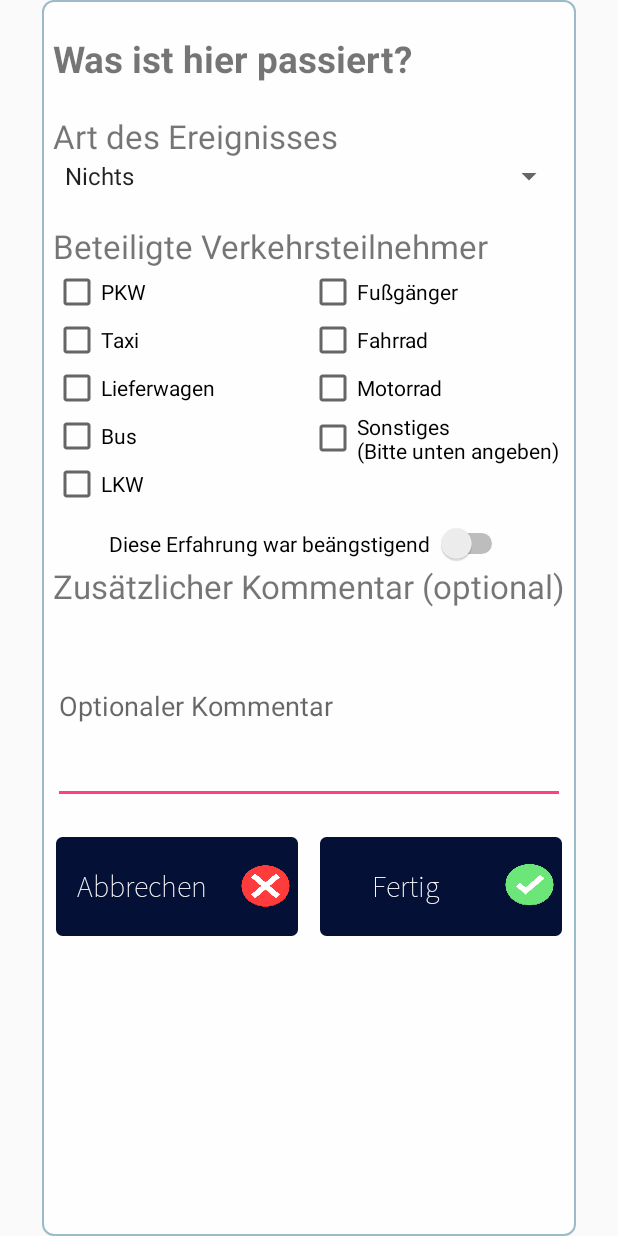
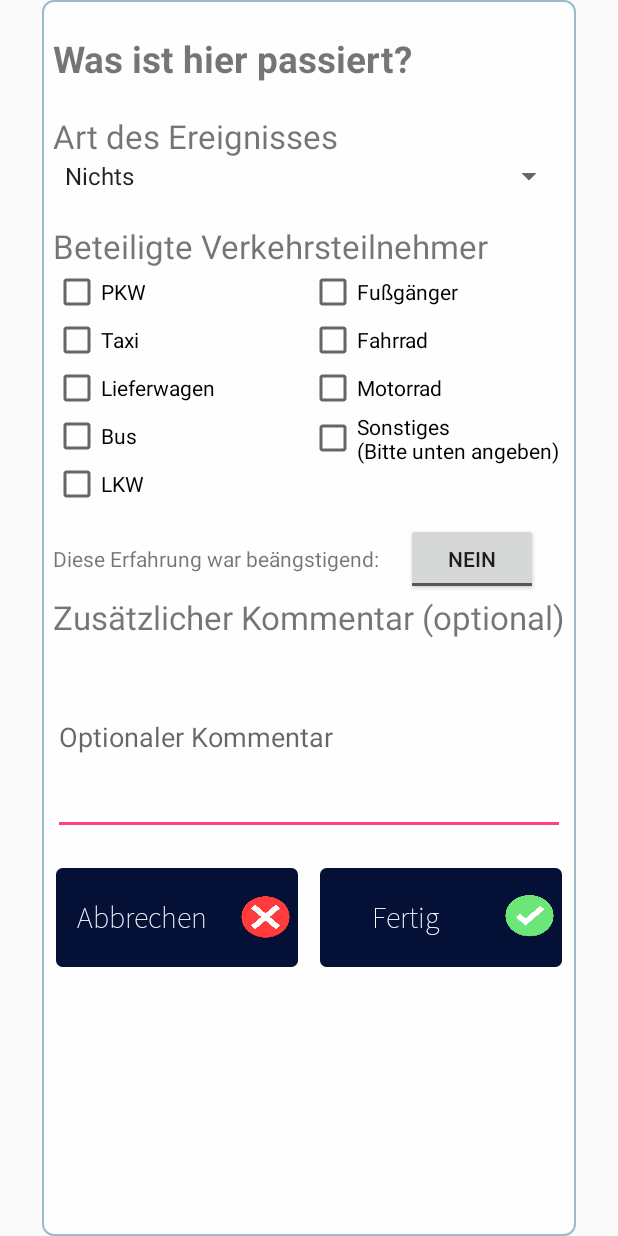
Before and after one commit to simra-project/simra-android, an Android app: the layout incident_popup_layout.xml on its own in the app's theme, with its tools: preview values and no code run, on a phone screen of 412 x 824 dp. Run offline under Robolectric (Android 15) with nearby library versions, the phone set to English and light mode, and no system bars; Roboto replaces fonts that are not available here.

Commit message:
checkBoxes and toggleButton working

```diff
--- a/app/src/main/res/layout/incident_popup_layout.xml
+++ b/app/src/main/res/layout/incident_popup_layout.xml
@@ -122,14 +122,27 @@
             android:layout_height="10dp" />
         <RelativeLayout
             android:layout_width="match_parent"
-            android:layout_height="wrap_content"
-            android:gravity="center"
-            >
-            <Switch
-            android:id="@+id/scarinessSwitch"
-            android:layout_width="wrap_content"
-            android:layout_height="wrap_content"
-            android:text="@string/scarinessString"/>
+            android:layout_height="wrap_content">
+            <TextView
+                android:id="@+id/scarinessString"
+                android:layout_width="wrap_content"
+                android:layout_height="match_parent"
+                android:gravity="center"
+                android:text="@string/scarinessString"/>
+            <RelativeLayout
+                android:layout_width="wrap_content"
+                android:layout_height="match_parent"
+                android:layout_alignParentEnd="true"
+                android:layout_toEndOf="@+id/scarinessString"
+                android:gravity="center">
+                <ToggleButton
+                android:id="@+id/scarinessToggle"
+                android:layout_width="wrap_content"
+                android:layout_height="wrap_content"
+                android:text="@string/scarinessString"
+                android:textOn="@string/yes"
+                android:textOff="@string/no"/>
+            </RelativeLayout>
         </RelativeLayout>
 
         <!--
--- a/app/src/main/res/values/strings.xml
+++ b/app/src/main/res/values/strings.xml
@@ -211,6 +211,7 @@ E-Mail: simra.mcc@gmail.com</p></string>
     <string name="regionSpinnerTitle">Region</string>
     <string name="experienceSpinnerTitle">Erfahrung als Fahrradfahrer</string>
     <string name="involved_type">Beteiligte Verkehrsteilnehmer</string>
-    <string name="scarinessString">Diese Erfahrung war beängstigend\u0020</string>
+    <string name="scarinessString">Diese Erfahrung war beängstigend:</string>
+    <string name="title_activity_ride_settings">RideSettingsActivity</string>
 
 </resources>
```
Also changed, not shown: app/src/main/AndroidManifest.xml (+11 -1 lines), app/src/main/java/app/com/example/android/octeight/IncidentPopUpActivity.java (+82 -9 lines), app/src/main/java/app/com/example/android/octeight/RideSettingsActivity.java (added, +39 -0 lines), app/src/main/java/app/com/example/android/octeight/ShowRouteActivity.java (+44 -0 lines), app/src/main/res/layout/activity_ride_settings.xml (added, +33 -0 lines), app/src/main/res/layout/content_ride_settings.xml (added, +16 -0 lines), 1 other file.
